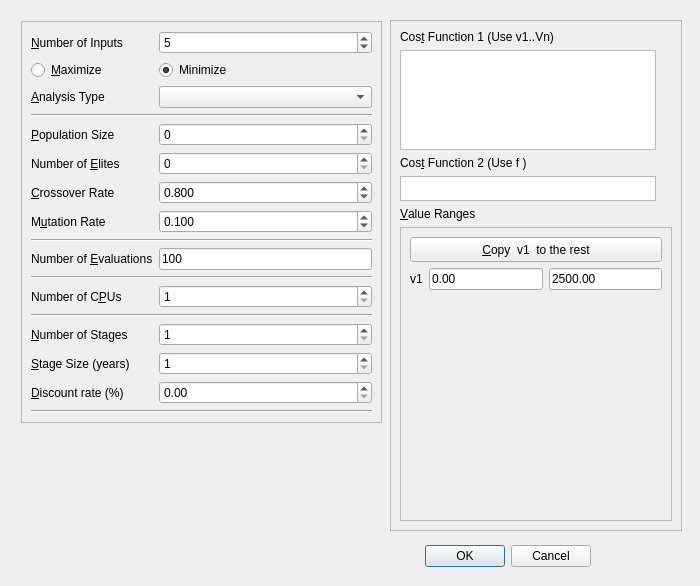
Above: qt/parameters_dialog_.ui from asselapathirana/swmm5-ea before the change. Below: the same form after it.
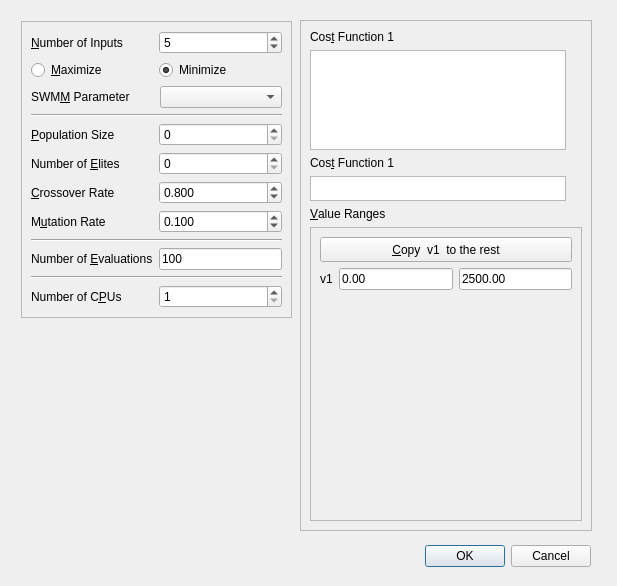
That is the form after the change.

```diff
--- a/qt/parameters_dialog_.ui
+++ b/qt/parameters_dialog_.ui
@@ -6,7 +6,7 @@
    <rect>
     <x>0</x>
     <y>0</y>
-    <width>700</width>
+    <width>617</width>
     <height>586</height>
    </rect>
   </property>
@@ -32,7 +32,7 @@
   <widget class="QFrame" name="frame_2">
    <property name="geometry">
     <rect>
-     <x>390</x>
+     <x>300</x>
      <y>20</y>
      <width>292</width>
      <height>511</height>
@@ -50,7 +50,7 @@
       <item row="0" column="0">
        <widget class="QLabel" name="label_9">
         <property name="text">
-         <string>Cos&amp;t Function 1 (Use v1..Vn)</string>
+         <string>Cos&amp;t Function 1</string>
         </property>
         <property name="buddy">
          <cstring>Cost_function_1</cstring>
@@ -70,7 +70,7 @@
       <item row="2" column="0">
        <widget class="QLabel" name="label_10">
         <property name="text">
-         <string>Cos&amp;t Function 2 (Use f )</string>
+         <string>Cos&amp;t Function 1</string>
         </property>
         <property name="buddy">
          <cstring>Cost_function_2</cstring>
@@ -186,7 +186,7 @@
     <rect>
      <x>21</x>
      <y>21</y>
-     <width>361</width>
+     <width>271</width>
      <height>511</height>
     </rect>
    </property>
@@ -213,13 +213,6 @@
        <enum>QFrame::Raised</enum>
       </property>
       <layout class="QGridLayout" name="gridLayout">
-       <item row="1" column="0">
-        <widget class="QRadioButton" name="maximize">
-         <property name="text">
-          <string>&amp;Maximize</string>
-         </property>
-        </widget>
-       </item>
        <item row="0" column="0">
         <widget class="QLabel" name="label">
          <property name="text">
@@ -230,6 +223,16 @@
          </property>
         </widget>
        </item>
+       <item row="5" column="1">
+        <widget class="QSpinBox" name="pop_size"/>
+       </item>
+       <item row="10" column="0" colspan="2">
+        <widget class="Line" name="line">
+         <property name="orientation">
+          <enum>Qt::Horizontal</enum>
+         </property>
+        </widget>
+       </item>
        <item row="0" column="1">
         <widget class="QSpinBox" name="num_inputs">
          <property name="minimum">
@@ -240,7 +243,7 @@
          </property>
         </widget>
        </item>
-       <item row="7" column="0">
+       <item row="6" column="0">
         <widget class="QLabel" name="label_3">
          <property name="text">
           <string>Number of &amp;Elites</string>
@@ -250,30 +253,7 @@
          </property>
         </widget>
        </item>
-       <item row="6" column="0">
-        <widget class="QLabel" name="label_2">
-         <property name="text">
-          <string>&amp;Population Size</string>
-         </property>
-         <property name="buddy">
-          <cstring>pop_size</cstring>
-         </property>
-        </widget>
-       </item>
-       <item row="6" column="1">
-        <widget class="QSpinBox" name="pop_size"/>
-       </item>
-       <item row="7" column="1">
-        <widget class="QSpinBox" name="num_elites"/>
-       </item>
-       <item row="5" column="0" colspan="2">
-        <widget class="Line" name="line_2">
-         <property name="orientation">
-          <enum>Qt::Horizontal</enum>
-         </property>
-        </widget>
-       </item>
-       <item row="9" column="0">
+       <item row="8" column="0">
         <widget class="QLabel" name="label_6">
          <property name="text">
           <string>&amp;Crossover Rate</string>
@@ -283,6 +263,16 @@
          </property>
         </widget>
        </item>
+       <item row="14" column="1">
+        <widget class="QSpinBox" name="Number_of_cpus">
+         <property name="minimum">
+          <number>1</number>
+         </property>
+         <property name="maximum">
+          <number>128</number>
+         </property>
+        </widget>
+       </item>
        <item row="1" column="1">
         <widget class="QRadioButton" name="minimize_button">
          <property name="text">
@@ -293,27 +283,49 @@
          </property>
         </widget>
        </item>
-       <item row="22" column="0" colspan="2">
-        <widget class="Line" name="line_5">
-         <property name="orientation">
-          <enum>Qt::Horizontal</enum>
+       <item row="14" column="0">
+        <widget class="QLabel" name="label_8">
+         <property name="text">
+          <string>Number of C&amp;PUs</string>
          </property>
+         <property name="buddy">
+          <cstring>Number_of_cpus</cstring>
+         </property>
         </widget>
        </item>
-       <item row="21" column="1">
-        <widget class="QDoubleSpinBox" name="discount_rate">
-         <property name="suffix">
-          <string/>
+       <item row="9" column="1">
+        <widget class="QDoubleSpinBox" name="mutation_rate">
+         <property name="decimals">
+          <number>3</number>
          </property>
          <property name="maximum">
-          <double>400.000000000000000</double>
+          <double>1.000000000000000</double>
          </property>
          <property name="singleStep">
           <double>0.010000000000000</double>
          </property>
+         <property name="value">
+          <double>0.100000000000000</double>
+         </property>
         </widget>
        </item>
-       <item row="13" column="1">
+       <item row="8" column="1">
+        <widget class="QDoubleSpinBox" name="Crossover_rate">
+         <property name="decimals">
+          <number>3</number>
+         </property>
+         <property name="maximum">
+          <double>1.000000000000000</double>
+         </property>
+         <property name="singleStep">
+          <double>0.010000000000000</double>
+         </property>
+         <property name="value">
+          <double>0.800000000000000</double>
+         </property>
+        </widget>
+       </item>
+       <item row="12" column="1">
         <widget class="QLineEdit" name="num_evaluations">
          <property name="text">
           <string>100</string>
@@ -323,7 +335,7 @@
          </property>
         </widget>
        </item>
-       <item row="10" column="0">
+       <item row="9" column="0">
         <widget class="QLabel" name="label_7">
          <property name="text">
           <string>M&amp;utation Rate</string>
@@ -333,73 +345,24 @@
          </property>
         </widget>
        </item>
-       <item row="14" column="0" colspan="2">
-        <widget class="Line" name="line_3">
-         <property name="orientation">
-          <enum>Qt::Horizontal</enum>
-         </property>
-        </widget>
-       </item>
-       <item row="20" column="1">
-        <widget class="QSpinBox" name="stage_size">
-         <property name="minimum">
-          <number>1</number>
-         </property>
-         <property name="maximum">
-          <number>128</number>
-         </property>
-        </widget>
-       </item>
-       <item row="9" column="1">
-        <widget class="QDoubleSpinBox" name="Crossover_rate">
-         <property name="decimals">
-          <number>3</number>
-         </property>
-         <property name="maximum">
-          <double>1.000000000000000</double>
-         </property>
-         <property name="singleStep">
-          <double>0.010000000000000</double>
-         </property>
-         <property name="value">
-          <double>0.800000000000000</double>
-         </property>
-        </widget>
-       </item>
-       <item row="16" column="0" colspan="2">
-        <widget class="Line" name="line_4">
-         <property name="orientation">
-          <enum>Qt::Horizontal</enum>
-         </property>
-        </widget>
-       </item>
-       <item row="10" column="1">
-        <widget class="QDoubleSpinBox" name="mutation_rate">
-         <property name="decimals">
-          <number>3</number>
-         </property>
-         <property name="maximum">
-          <double>1.000000000000000</double>
-         </property>
-         <property name="singleStep">
-          <double>0.010000000000000</double>
-         </property>
-         <property name="value">
-          <double>0.100000000000000</double>
-         </property>
-        </widget>
-       </item>
-       <item row="20" column="0">
-        <widget class="QLabel" name="label_12">
+       <item row="5" column="0">
+        <widget class="QLabel" name="label_2">
          <property name="text">
-          <string>&amp;Stage Size (years)</string>
+          <string>&amp;Population Size</string>
          </property>
          <property name="buddy">
-          <cstring>stage_size</cstring>
+          <cstring>pop_size</cstring>
          </property>
         </widget>
        </item>
-       <item row="13" column="0">
+       <item row="4" column="0" colspan="2">
+        <widget class="Line" name="line_2">
+         <property name="orientation">
+          <enum>Qt::Horizontal</enum>
+         </property>
+        </widget>
+       </item>
+       <item row="12" column="0">
         <widget class="QLabel" name="label_5">
          <property name="text">
           <string>Number of &amp;Evaluations</string>
@@ -409,88 +372,39 @@
          </property>
         </widget>
        </item>
-       <item row="15" column="0">
-        <widget class="QLabel" name="label_8">
-         <property name="text">
-          <string>Number of C&amp;PUs</string>
-         </property>
-         <property name="buddy">
-          <cstring>Number_of_cpus</cstring>
-         </property>
-        </widget>
-       </item>
-       <item row="11" column="0" colspan="2">
-        <widget class="Line" name="line">
+       <item row="13" column="0" colspan="2">
+        <widget class="Line" name="line_3">
          <property name="orientation">
           <enum>Qt::Horizontal</enum>
          </property>
         </widget>
        </item>
-       <item row="15" column="1">
-        <widget class="QSpinBox" name="Number_of_cpus">
-         <property name="minimum">
-          <number>1</number>
-         </property>
-         <property name="maximum">
-          <number>128</number>
-         </property>
-        </widget>
+       <item row="6" column="1">
+        <widget class="QSpinBox" name="num_elites"/>
        </item>
-       <item row="21" column="0">
-        <widget class="QLabel" name="label_13">
+       <item row="1" column="0">
+        <widget class="QRadioButton" name="maximize">
          <property name="text">
-          <string>&amp;Discount rate (%)</string>
+          <string>&amp;Maximize</string>
          </property>
-         <property name="buddy">
-          <cstring>discount_rate</cstring>
-         </property>
         </widget>
        </item>
-       <item row="3" column="0">
-        <widget class="QLabel" name="label_4">
-         <property name="text">
-          <string>&amp;Analysis Type</string>
-         </property>
-         <property name="buddy">
-          <cstring>swmmp_1</cstring>
-         </property>
-        </widget>
-       </item>
-       <item row="3" column="1">
-        <widget class="QComboBox" name="swmmp_1">
-         <property name="sizePolicy">
-          <sizepolicy hsizetype="Minimum" vsizetype="Fixed">
-           <horstretch>0</horstretch>
-           <verstretch>0</verstretch>
-          </sizepolicy>
-         </property>
-         <property name="minimumSize">
-          <size>
-           <width>0</width>
-           <height>0</height>
-          </size>
-         </property>
-        </widget>
-       </item>
-       <item row="19" column="0">
-        <widget class="QLabel" name="label_14">
-         <property name="text">
-          <string>&amp;Number of Stages</string>
-         </property>
-         <property name="buddy">
-          <cstring>stage_size</cstring>
-         </property>
-        </widget>
-       </item>
-       <item row="19" column="1">
-        <widget class="QSpinBox" name="stages">
-         <property name="minimum">
-          <number>1</number>
-         </property>
-         <property name="maximum">
-          <number>128</number>
-         </property>
-        </widget>
+       <item row="2" column="0" colspan="2">
+        <layout class="QGridLayout" name="gridLayout_8">
+         <item row="0" column="1">
+          <widget class="QComboBox" name="swmmp_1"/>
+         </item>
+         <item row="0" column="0">
+          <widget class="QLabel" name="label_4">
+           <property name="text">
+            <string>SWM&amp;M Parameter</string>
+           </property>
+           <property name="buddy">
+            <cstring>swmmp_1</cstring>
+           </property>
+          </widget>
+         </item>
+        </layout>
        </item>
       </layout>
      </widget>
```
